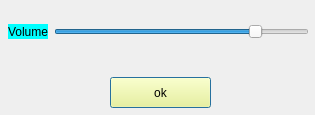
First picture: the form in UI/musiccontrols.ui, repository SivagiriVisakan/the-business-game, before the edit.
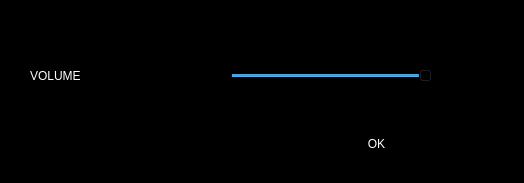
Second picture: the form after the edit.

```diff
--- a/UI/musiccontrols.ui
+++ b/UI/musiccontrols.ui
@@ -6,64 +6,93 @@
    <rect>
     <x>0</x>
     <y>0</y>
-    <width>315</width>
-    <height>115</height>
+    <width>524</width>
+    <height>183</height>
    </rect>
   </property>
   <property name="windowTitle">
    <string>Dialog</string>
   </property>
+  <property name="styleSheet">
+   <string notr="true">background-color: rgb(0, 0, 0);</string>
+  </property>
+  <property name="sizeGripEnabled">
+   <bool>false</bool>
+  </property>
+  <property name="modal">
+   <bool>false</bool>
+  </property>
   <widget class="QPushButton" name="pushButton">
    <property name="geometry">
     <rect>
-     <x>110</x>
-     <y>77</y>
-     <width>101</width>
+     <x>330</x>
+     <y>130</y>
+     <width>93</width>
+     <height>28</height>
+    </rect>
+   </property>
+   <property name="styleSheet">
+    <string notr="true">
+
+QPushButton {
+	font: 16pt &quot;Times New Roman&quot;;
+	
+color: white;
+     
+	background-color: transparent;
+	
+     border-radius: 5px;
+}
+QPushButton:hover:!pressed
+{
+  
+}
+QPushButton:hover {
+	color:rgb(38, 58, 75); 
+background-color: qlineargradient(spread:pad, x1:0, y1:0, x2:1, y2:0, stop:0 rgba(170, 255, 255, 255), stop:1 rgba(255, 255, 255, 255));
+}</string>
+   </property>
+   <property name="text">
+    <string>OK</string>
+   </property>
+  </widget>
+  <widget class="QSlider" name="sliderVolume">
+   <property name="geometry">
+    <rect>
+     <x>230</x>
+     <y>60</y>
+     <width>281</width>
      <height>31</height>
     </rect>
    </property>
    <property name="styleSheet">
-    <string notr="true">background-color: rgb(255, 255, 127);</string>
+    <string notr="true"/>
    </property>
-   <property name="text">
-    <string>ok</string>
+   <property name="value">
+    <number>70</number>
+   </property>
+   <property name="orientation">
+    <enum>Qt::Horizontal</enum>
    </property>
   </widget>
-  <widget class="QWidget" name="">
+  <widget class="QLabel" name="label">
    <property name="geometry">
     <rect>
-     <x>8</x>
-     <y>1</y>
-     <width>301</width>
-     <height>61</height>
+     <x>30</x>
+     <y>50</y>
+     <width>151</width>
+     <height>51</height>
     </rect>
    </property>
-   <layout class="QVBoxLayout" name="verticalLayout">
-    <item>
-     <layout class="QHBoxLayout" name="horizontalLayout">
-      <item>
-       <widget class="QLabel" name="Volume">
-        <property name="styleSheet">
-         <string notr="true">background-color: rgb(0, 255, 255);</string>
-        </property>
-        <property name="text">
-         <string>Volume</string>
-        </property>
-       </widget>
-      </item>
-      <item>
-       <widget class="QSlider" name="sliderVolume">
-        <property name="value">
-         <number>80</number>
-        </property>
-        <property name="orientation">
-         <enum>Qt::Horizontal</enum>
-        </property>
-       </widget>
-      </item>
-     </layout>
-    </item>
-   </layout>
+   <property name="styleSheet">
+    <string notr="true">
+
+font: 20pt &quot;Segoe Print&quot;;
+color: rgb(255, 255, 255);</string>
+   </property>
+   <property name="text">
+    <string>VOLUME</string>
+   </property>
   </widget>
  </widget>
  <resources/>
```
Left out of the diff: 3 changed lines with no effect on the pictures.
